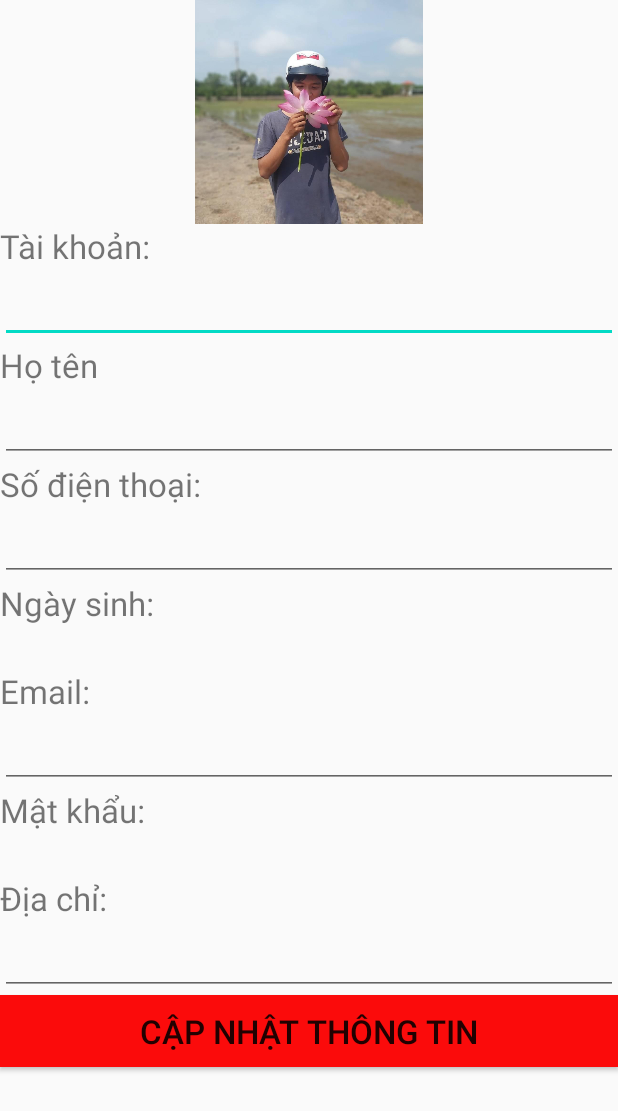
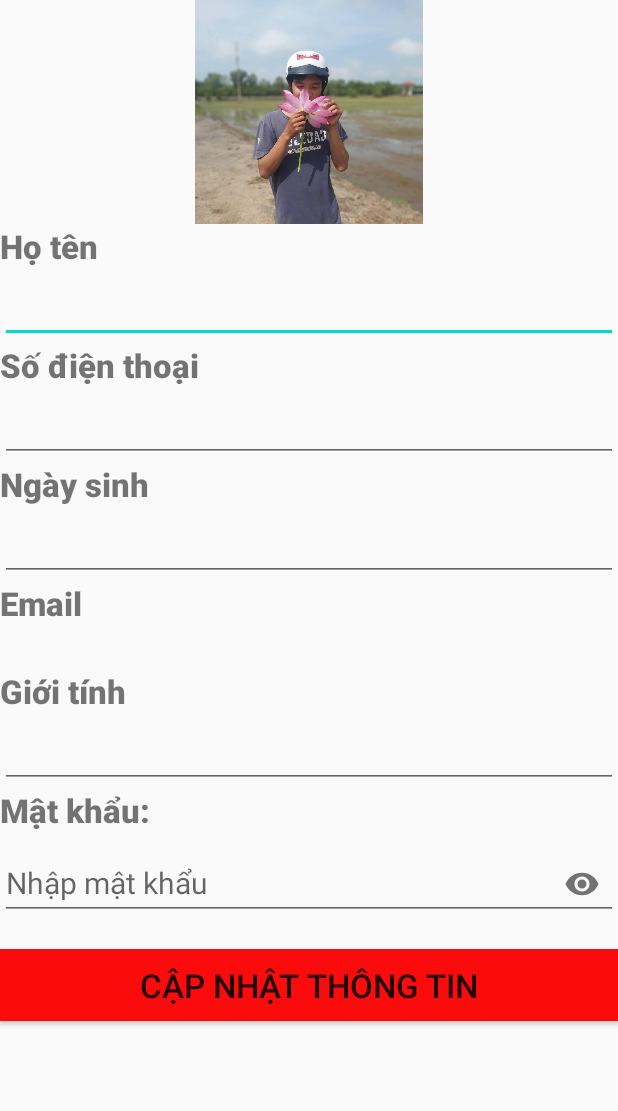
Before and after one commit to HuynhVanBinh-CDPM18C/0306181203_HuynhVanBinh_android, an Android app: the layout thongtin_item.xml on its own in the app's theme, with its tools: preview values and no code run, on a phone screen of 412 x 824 dp. Shown: the top 1111 px of the screen. Run offline under Robolectric (Android 15) with nearby library versions, the phone set to English and light mode, and no system bars.

Commit message:
binh 16/1 còn 5h

```diff
--- a/android22/app/src/main/java/com/example/demo11_11/dangky/APIDict.java
+++ b/android22/app/src/main/java/com/example/demo11_11/dangky/APIDict.java
@@ -14,7 +14,7 @@ public class APIDict {
         BufferedReader reader = null;
         String result = null;
         try {
-            URL requestURL = new URL("http://192.168.1.26/api3/insert.php?TuVung="+s.getTuVung()+"&DinhNghia="+s.getDinhNghia()
+            URL requestURL = new URL("http://192.168.1.26/api1/insertbinh.php?TuVung="+s.getTuVung()+"&DinhNghia="+s.getDinhNghia()
                     +"&EmAil="+s.getEmAil()+"&MatKhau="+s.getMatKhau()+"&NgaySinh="+s.getNgaySinh()+"&GioiTinh="+s.getGioiTinh());
             urlConnection = (HttpURLConnection) requestURL.openConnection();
             urlConnection.setRequestMethod("GET");
--- a/android22/app/src/main/java/com/example/demo11_11/thongtincaNhan/thongtinAdapter.java
+++ b/android22/app/src/main/java/com/example/demo11_11/thongtincaNhan/thongtinAdapter.java
@@ -42,7 +42,7 @@ public class thongtinAdapter extends RecyclerView.Adapter<thongtinAdapter.WordVi
         holder.sodienthoai.setText(word.getSodienthoai());
         holder.email.setText(word.getEmail());
         holder.matkhau.setText(word.getMatkhau());
-        holder.diachi.setText(word.getDiachi());
+
     }
 
 
@@ -56,7 +56,7 @@ public class thongtinAdapter extends RecyclerView.Adapter<thongtinAdapter.WordVi
 
     public class WordViewHolder extends RecyclerView.ViewHolder {
         thongtinAdapter adapter;
-        TextView tvTu, tvDinhNghia, txtngaysinh,sodienthoai,email,matkhau,diachi;
+        TextView tvTu, tvDinhNghia, txtngaysinh,sodienthoai,email,matkhau;
         public WordViewHolder(@NonNull View itemView, thongtinAdapter wordListAdapter) {
             super(itemView);
 
@@ -66,7 +66,7 @@ public class thongtinAdapter extends RecyclerView.Adapter<thongtinAdapter.WordVi
             sodienthoai=itemView.findViewById(R.id.sodienthoai);
             email=itemView.findViewById(R.id.email);
             matkhau=itemView.findViewById(R.id.matkhau);
-            diachi=itemView.findViewById(R.id.diachi);
+
             adapter= wordListAdapter;
         }
     }
--- a/android22/app/src/main/res/layout/thongtin_item.xml
+++ b/android22/app/src/main/res/layout/thongtin_item.xml
@@ -16,7 +16,8 @@
         android:id="@+id/textView4"
         android:layout_width="match_parent"
         android:layout_height="wrap_content"
-        android:text="Tài khoản:"
+        android:fontFamily="sans-serif-black"
+        android:text="Họ tên"
         android:textSize="22sp" />
 
     <EditText
@@ -31,7 +32,8 @@
         android:id="@+id/textView5"
         android:layout_width="match_parent"
         android:layout_height="wrap_content"
-        android:text="Họ tên"
+        android:fontFamily="sans-serif-black"
+        android:text="Số điện thoại"
         android:textSize="22sp" />
 
     <EditText
@@ -46,7 +48,8 @@
         android:id="@+id/textView2"
         android:layout_width="match_parent"
         android:layout_height="wrap_content"
-        android:text="Số điện thoại:"
+        android:fontFamily="sans-serif-black"
+        android:text="Ngày sinh"
         android:textSize="22sp" />
 
     <EditText
@@ -61,7 +64,8 @@
         android:id="@+id/textView3"
         android:layout_width="match_parent"
         android:layout_height="wrap_content"
-        android:text="Ngày sinh:"
+        android:fontFamily="sans-serif-black"
+        android:text="Email"
         android:textSize="22sp" />
 
     <TextView
@@ -74,7 +78,8 @@
         android:id="@+id/textView7"
         android:layout_width="match_parent"
         android:layout_height="wrap_content"
-        android:text="Email:"
+        android:fontFamily="sans-serif-black"
+        android:text="Giới tính"
         android:textSize="22sp" />
 
     <EditText
@@ -89,29 +94,31 @@
         android:id="@+id/textView8"
         android:layout_width="match_parent"
         android:layout_height="wrap_content"
+        android:fontFamily="sans-serif-black"
         android:text="Mật khẩu:"
         android:textSize="22sp" />
 
-    <TextView
-        android:id="@+id/matkhau"
+
+    <android.support.design.widget.TextInputLayout
         android:layout_width="match_parent"
-        android:layout_height="wrap_content"
-        android:textSize="22sp" />
+        app:passwordToggleEnabled="true"
+        android:layout_height="wrap_content">
+
+        <android.support.design.widget.TextInputEditText
+            android:id="@+id/matkhau"
+            android:layout_width="match_parent"
+            android:layout_height="wrap_content"
+            android:hint="Nhập mật khẩu"
+            android:inputType="textPassword"
+            android:maxLength="30"
+            android:textSize="20sp" />
+
+    </android.support.design.widget.TextInputLayout>
 
     <TextView
         android:id="@+id/textView10"
         android:layout_width="match_parent"
-        android:layout_height="wrap_content"
-        android:text="Địa chỉ:"
-        android:textSize="22sp" />
-
-    <EditText
-        android:id="@+id/diachi"
-        android:layout_width="match_parent"
-        android:layout_height="wrap_content"
-        android:ems="10"
-        android:inputType="textPersonName"
-        android:textSize="22sp" />
+        android:layout_height="wrap_content" />
 
     <Button
         android:id="@+id/button"
```
Also changed, not shown: android22/app/src/main/java/com/example/demo11_11/MainActivity.java (+10 -6 lines), android22/app/src/main/java/com/example/demo11_11/thongtincaNhan/apithongtin.java (+1 -37 lines), android22/app/src/main/java/com/example/demo11_11/thongtincaNhan/thongtin.java (+6 -9 lines), android22/app/src/main/java/com/example/demo11_11/thongtincaNhan/thongtincanhan.java (+6 -6 lines), android22/app/src/main/res/layout/activity_dangnhap.xml (+16 -9 lines), android22/app/src/main/res/menu/drawer_view.xml (+4 -8 lines).
